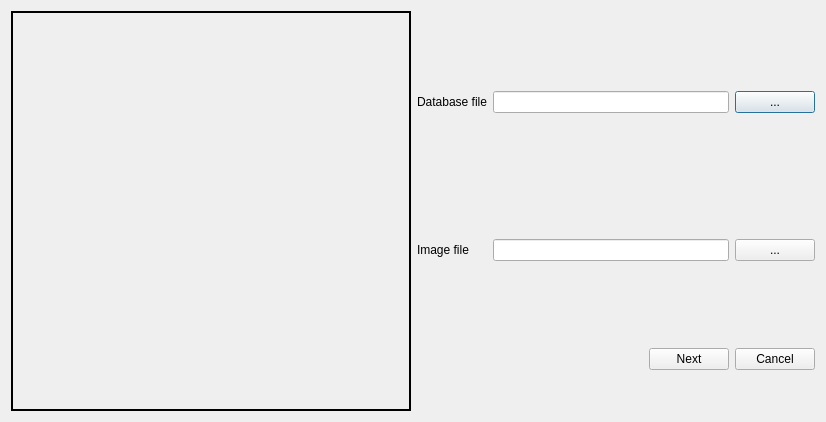
Above: createmosaicdlg.ui from seanet7or/mosaicit before the change. Below: the same form after it.
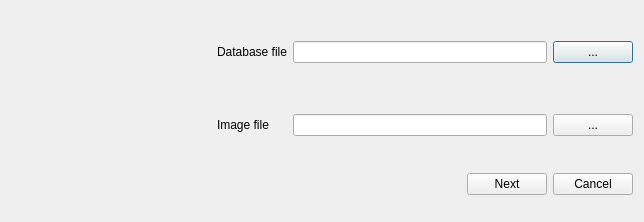
That is the form after the change.

Commit message: - progress bar when rendering mosaic is working - minor ui changes in new mosaic wizard

Diff of the .ui file:
```diff
--- a/createmosaicdlg.ui
+++ b/createmosaicdlg.ui
@@ -6,8 +6,8 @@
    <rect>
     <x>0</x>
     <y>0</y>
-    <width>826</width>
-    <height>422</height>
+    <width>644</width>
+    <height>222</height>
    </rect>
   </property>
   <property name="windowTitle">
@@ -88,26 +88,20 @@
        </item>
        <item row="0" column="0" rowspan="3">
         <widget class="QLabel" name="previewLabel">
-         <property name="sizePolicy">
-          <sizepolicy hsizetype="Fixed" vsizetype="Fixed">
-           <horstretch>0</horstretch>
-           <verstretch>0</verstretch>
-          </sizepolicy>
-         </property>
          <property name="minimumSize">
           <size>
-           <width>400</width>
-           <height>400</height>
+           <width>200</width>
+           <height>200</height>
           </size>
          </property>
          <property name="maximumSize">
           <size>
-           <width>400</width>
-           <height>400</height>
+           <width>200</width>
+           <height>200</height>
           </size>
          </property>
          <property name="frameShape">
-          <enum>QFrame::WinPanel</enum>
+          <enum>QFrame::NoFrame</enum>
          </property>
          <property name="lineWidth">
           <number>2</number>
```
Left out of the diff: 5 changed lines with no effect on the pictures. The commit also changes 6 other files.
